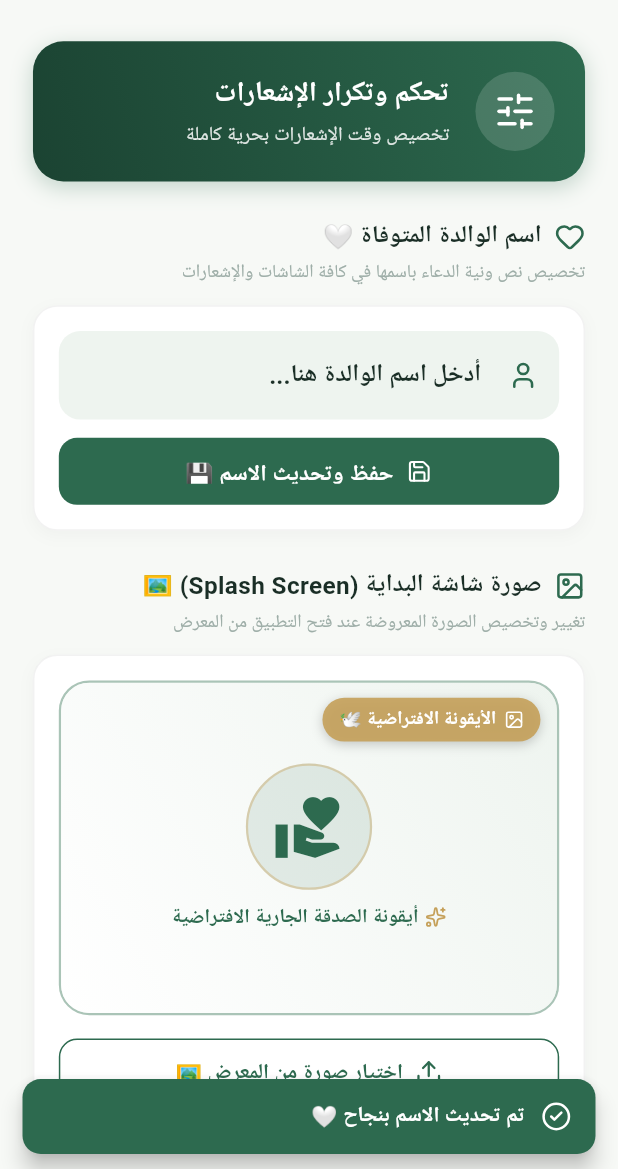
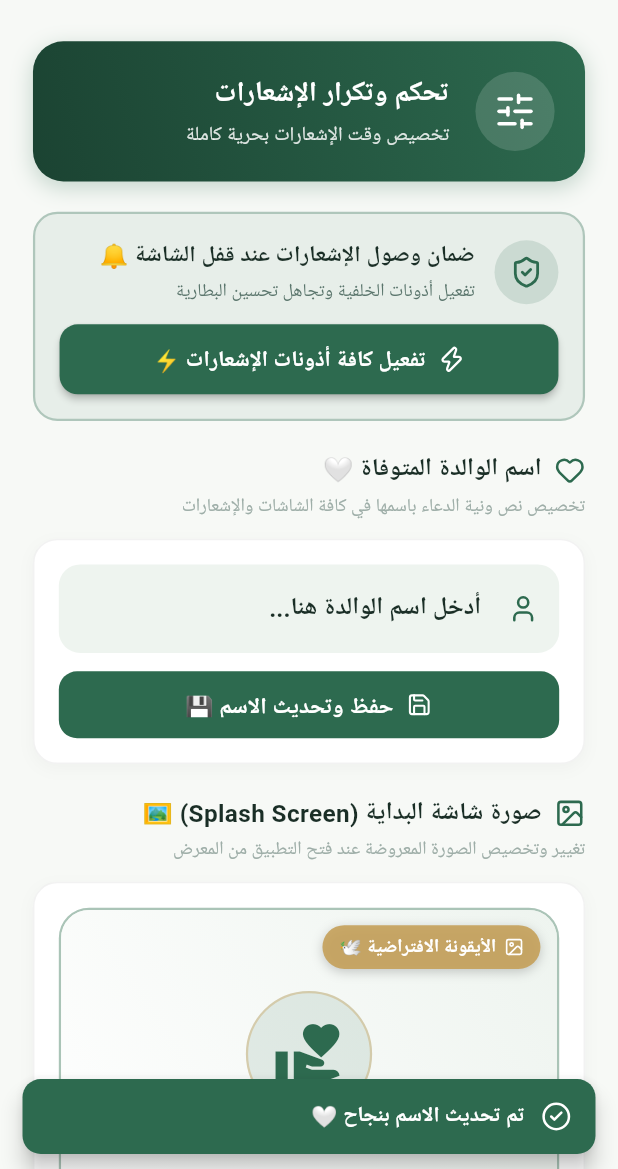
Before and after one commit to MohamedRefky/athkar_alarms, a Flutter app: the SettingsScreen screen opened directly, after a tap on "حفظ وتحديث الاسم 💾", on a phone screen of 412 x 824 dp, the part 67-1236 px from its top. Run offline on Flutter 3.47's test engine with Material 3 defaults, Android fonts, the phone set to English and light mode, and no system bars; our stand-ins replace audioplayers, equatable, file_picker, flutter_bloc, flutter_local_notifications, flutter_screenutil and 6 more; accounts and stored records are empty; Roboto replaces fonts that are missing (Zain).

Commit message:
feat: implement settings UI components for notification permissions and audio controls

```diff
--- a/lib/screens/settings_screen.dart
+++ b/lib/screens/settings_screen.dart
@@ -9,6 +9,7 @@ import '../cubits/settings_state.dart';
 import '../widgets/settings/settings_audio_section.dart';
 import '../widgets/settings/settings_dedication_footer_card.dart';
 import '../widgets/settings/settings_header_card.dart';
+import '../widgets/settings/settings_lock_permission_card.dart';
 import '../widgets/settings/settings_mother_name_card.dart';
 import '../widgets/settings/settings_splash_image_card.dart';
 import '../widgets/settings/settings_text_section.dart';
@@ -48,15 +49,17 @@ class SettingsScreen extends StatelessWidget {
                 crossAxisAlignment: CrossAxisAlignment.start,
                 children: [
                   const SettingsHeaderCard(),
-                  SizedBox(height: 24.h),
+                  SizedBox(height: 20.h),
+                  const SettingsLockPermissionCard(),
+                  SizedBox(height: 20.h),
                   SettingsMotherNameCard(initialName: settings.motherName),
-                  SizedBox(height: 24.h),
+                  SizedBox(height: 20.h),
                   SettingsSplashImageCard(
                     customSplashImagePath: settings.customSplashImagePath,
                   ),
-                  SizedBox(height: 24.h),
+                  SizedBox(height: 20.h),
                   SettingsAudioSection(settings: settings),
-                  SizedBox(height: 24.h),
+                  SizedBox(height: 20.h),
                   SettingsTextSection(settings: settings),
                   SizedBox(height: 24.h),
                   const SettingsDedicationFooterCard(),
--- a/lib/widgets/settings/settings_audio_section.dart
+++ b/lib/widgets/settings/settings_audio_section.dart
@@ -165,19 +165,26 @@ class SettingsAudioSection extends StatelessWidget {
                       SizedBox(height: 8.h),
 
                       // Lock Screen Permissions
-                      Center(
-                        child: TextButton.icon(
-                          style: TextButton.styleFrom(
-                            foregroundColor:
-                                isDark ? AppColors.darkTextSecondary : AppColors.textHint,
-                            padding: EdgeInsets.symmetric(horizontal: 12.w, vertical: 6.h),
+                      SizedBox(height: 12.h),
+                      SizedBox(
+                        width: double.infinity,
+                        height: 42.h,
+                        child: OutlinedButton.icon(
+                          style: OutlinedButton.styleFrom(
+                            foregroundColor: AppColors.primary,
+                            side: BorderSide(
+                              color: AppColors.primary.withValues(alpha: 0.4),
+                            ),
+                            shape: RoundedRectangleBorder(
+                              borderRadius: BorderRadius.circular(12.r),
+                            ),
                           ),
-                          icon: Icon(LucideIcons.shieldCheck, size: 15.r, color: AppColors.accentGold),
+                          icon: Icon(LucideIcons.shieldCheck, size: 17.r, color: AppColors.accentGold),
                           label: Text(
-                            'صلاحيات قفل الشاشة',
+                            'صلاحيات وتفعيل أذونات قفل الشاشة 🛡️',
                             style: TextStyle(
-                              fontSize: 12.sp,
-                              fontWeight: FontWeight.w500,
+                              fontSize: 13.sp,
+                              fontWeight: FontWeight.bold,
                             ),
                           ),
                           onPressed: () => LockScreenPermissionDialog.show(context),
--- /dev/null
+++ b/lib/widgets/settings/settings_lock_permission_card.dart
@@ -0,0 +1,96 @@
+import 'package:flutter/material.dart';
+import 'package:flutter_screenutil/flutter_screenutil.dart';
+import 'package:lucide_icons_flutter/lucide_icons.dart';
+
+import '../../app/app_colors.dart';
+import 'lock_screen_permission_dialog.dart';
+
+class SettingsLockPermissionCard extends StatelessWidget {
+  const SettingsLockPermissionCard({super.key});
+
+  @override
+  Widget build(BuildContext context) {
+    final isDark = Theme.of(context).brightness == Brightness.dark;
+
+    return Container(
+      width: double.infinity,
+      padding: EdgeInsets.all(16.r),
+      decoration: BoxDecoration(
+        color: AppColors.primary.withValues(alpha: isDark ? 0.15 : 0.08),
+        borderRadius: BorderRadius.circular(16.r),
+        border: Border.all(
+          color: AppColors.primary.withValues(alpha: 0.3),
+          width: 1.5,
+        ),
+      ),
+      child: Column(
+        crossAxisAlignment: CrossAxisAlignment.stretch,
+        children: [
+          Row(
+            children: [
+              Container(
+                padding: EdgeInsets.all(10.r),
+                decoration: BoxDecoration(
+                  color: AppColors.primary.withValues(alpha: 0.15),
+                  shape: BoxShape.circle,
+                ),
+                child: Icon(
+                  LucideIcons.shieldCheck,
+                  color: AppColors.primary,
+                  size: 22.r,
+                ),
+              ),
+              SizedBox(width: 12.w),
+              Expanded(
+                child: Column(
+                  crossAxisAlignment: CrossAxisAlignment.start,
+                  children: [
+                    Text(
+                      'ضمان وصول الإشعارات عند قفل الشاشة 🔔',
+                      style: TextStyle(
+                        fontSize: 15.sp,
+                        fontWeight: FontWeight.bold,
+                        color: isDark ? AppColors.darkTextPrimary : AppColors.textPrimary,
+                      ),
+                    ),
+                    SizedBox(height: 2.h),
+                    Text(
+                      'تفعيل أذونات الخلفية وتجاهل تحسين البطارية',
+                      style: TextStyle(
+                        fontSize: 12.sp,
+                        color: isDark ? AppColors.darkTextSecondary : AppColors.textSecondary,
+                      ),
+                    ),
+                  ],
+                ),
+              ),
+            ],
+          ),
+          SizedBox(height: 12.h),
+          SizedBox(
+            height: 46.h,
+            child: ElevatedButton.icon(
+              style: ElevatedButton.styleFrom(
+                backgroundColor: AppColors.primary,
+                foregroundColor: Colors.white,
+                shape: RoundedRectangleBorder(
+                  borderRadius: BorderRadius.circular(12.r),
+                ),
+                elevation: 2,
+              ),
+              icon: Icon(LucideIcons.zap, size: 18.r),
+              label: Text(
+                'تفعيل كافة أذونات الإشعارات ⚡',
+                style: TextStyle(
+                  fontSize: 14.5.sp,
+                  fontWeight: FontWeight.bold,
+                ),
+              ),
+              onPressed: () => LockScreenPermissionDialog.show(context),
+            ),
+          ),
+        ],
+      ),
+    );
+  }
+}
```
